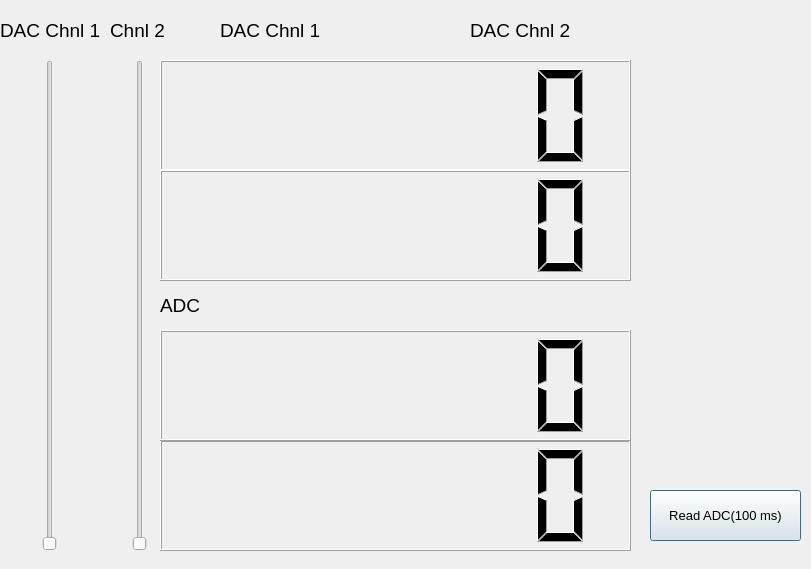
natashaiwscope/emulator_v0, file QT/DA/display.ui: the form before one commit.
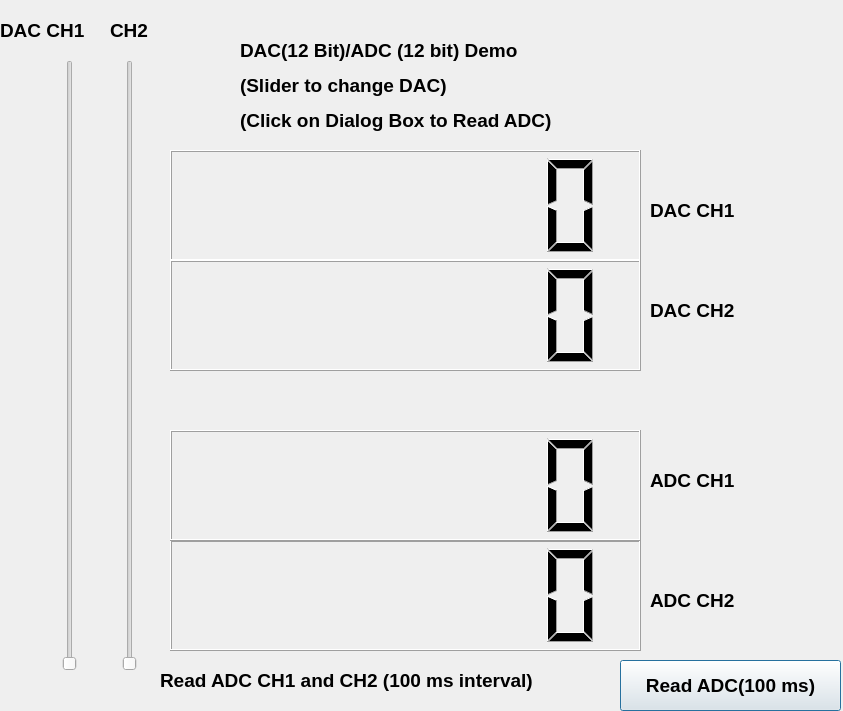
The form after the commit.

Commit message: Sun Dec 24 08:23:12 EST 2017

Diff of the .ui file:
```diff
--- a/QT/DA/display.ui
+++ b/QT/DA/display.ui
@@ -6,8 +6,8 @@
    <rect>
     <x>0</x>
     <y>0</y>
-    <width>811</width>
-    <height>569</height>
+    <width>843</width>
+    <height>711</height>
    </rect>
   </property>
   <property name="windowTitle">
@@ -16,10 +16,10 @@
   <widget class="QSlider" name="dacSliderCh1">
    <property name="geometry">
     <rect>
-     <x>40</x>
+     <x>60</x>
      <y>60</y>
      <width>20</width>
-     <height>491</height>
+     <height>611</height>
     </rect>
    </property>
    <property name="minimumSize">
@@ -38,10 +38,10 @@
   <widget class="QSlider" name="dacSliderCh2">
    <property name="geometry">
     <rect>
-     <x>130</x>
+     <x>120</x>
      <y>60</y>
      <width>20</width>
-     <height>491</height>
+     <height>611</height>
     </rect>
    </property>
    <property name="minimumSize">
@@ -60,93 +60,28 @@
   <widget class="QPushButton" name="readADCButton">
    <property name="geometry">
     <rect>
-     <x>650</x>
-     <y>490</y>
-     <width>151</width>
+     <x>620</x>
+     <y>660</y>
+     <width>221</width>
      <height>51</height>
     </rect>
    </property>
    <property name="font">
     <font>
-     <pointsize>10</pointsize>
-     <weight>50</weight>
-     <bold>false</bold>
+     <pointsize>14</pointsize>
+     <weight>75</weight>
+     <bold>true</bold>
     </font>
    </property>
    <property name="text">
     <string>Read ADC(100 ms)</string>
    </property>
   </widget>
-  <widget class="QLabel" name="label">
-   <property name="geometry">
-    <rect>
-     <x>0</x>
-     <y>10</y>
-     <width>111</width>
-     <height>41</height>
-    </rect>
-   </property>
-   <property name="text">
-    <string>&lt;html&gt;&lt;head/&gt;&lt;body&gt;&lt;p&gt;&lt;span style=&quot; font-size:14pt;&quot;&gt;DAC Chnl 1&lt;/span&gt;&lt;/p&gt;&lt;/body&gt;&lt;/html&gt;</string>
-   </property>
-  </widget>
-  <widget class="QLabel" name="label_2">
-   <property name="geometry">
-    <rect>
-     <x>110</x>
-     <y>10</y>
-     <width>61</width>
-     <height>41</height>
-    </rect>
-   </property>
-   <property name="text">
-    <string>&lt;html&gt;&lt;head/&gt;&lt;body&gt;&lt;p&gt;&lt;span style=&quot; font-size:14pt;&quot;&gt;Chnl 2&lt;/span&gt;&lt;/p&gt;&lt;/body&gt;&lt;/html&gt;</string>
-   </property>
-  </widget>
-  <widget class="QLabel" name="label_3">
-   <property name="geometry">
-    <rect>
-     <x>160</x>
-     <y>290</y>
-     <width>51</width>
-     <height>31</height>
-    </rect>
-   </property>
-   <property name="text">
-    <string>&lt;html&gt;&lt;head/&gt;&lt;body&gt;&lt;p&gt;&lt;span style=&quot; font-size:14pt;&quot;&gt;ADC&lt;/span&gt;&lt;/p&gt;&lt;/body&gt;&lt;/html&gt;</string>
-   </property>
-  </widget>
-  <widget class="QLabel" name="label_5">
-   <property name="geometry">
-    <rect>
-     <x>220</x>
-     <y>10</y>
-     <width>111</width>
-     <height>41</height>
-    </rect>
-   </property>
-   <property name="text">
-    <string>&lt;html&gt;&lt;head/&gt;&lt;body&gt;&lt;p&gt;&lt;span style=&quot; font-size:14pt;&quot;&gt;DAC Chnl 1&lt;/span&gt;&lt;/p&gt;&lt;/body&gt;&lt;/html&gt;</string>
-   </property>
-  </widget>
-  <widget class="QLabel" name="label_6">
-   <property name="geometry">
-    <rect>
-     <x>470</x>
-     <y>10</y>
-     <width>111</width>
-     <height>41</height>
-    </rect>
-   </property>
-   <property name="text">
-    <string>&lt;html&gt;&lt;head/&gt;&lt;body&gt;&lt;p&gt;&lt;span style=&quot; font-size:14pt;&quot;&gt;DAC Chnl 2&lt;/span&gt;&lt;/p&gt;&lt;/body&gt;&lt;/html&gt;</string>
-   </property>
-  </widget>
   <widget class="QLCDNumber" name="lcdDAC_Chnl1">
    <property name="geometry">
     <rect>
-     <x>160</x>
-     <y>60</y>
+     <x>170</x>
+     <y>150</y>
      <width>471</width>
      <height>111</height>
     </rect>
@@ -171,8 +106,8 @@
   <widget class="QLCDNumber" name="lcdDAC_Chnl2">
    <property name="geometry">
     <rect>
-     <x>160</x>
-     <y>170</y>
+     <x>170</x>
+     <y>260</y>
      <width>471</width>
      <height>111</height>
     </rect>
@@ -197,8 +132,8 @@
   <widget class="QLCDNumber" name="lcdADC_Chnl2">
    <property name="geometry">
     <rect>
-     <x>160</x>
-     <y>440</y>
+     <x>170</x>
+     <y>540</y>
      <width>471</width>
      <height>111</height>
     </rect>
@@ -223,8 +158,8 @@
   <widget class="QLCDNumber" name="lcdADC_Chnl1">
    <property name="geometry">
     <rect>
-     <x>160</x>
-     <y>330</y>
+     <x>170</x>
+     <y>430</y>
      <width>471</width>
      <height>111</height>
     </rect>
@@ -246,6 +181,110 @@
     <enum>QLCDNumber::Bin</enum>
    </property>
   </widget>
+  <widget class="QLabel" name="label_7">
+   <property name="geometry">
+    <rect>
+     <x>650</x>
+     <y>190</y>
+     <width>111</width>
+     <height>41</height>
+    </rect>
+   </property>
+   <property name="text">
+    <string>&lt;html&gt;&lt;head/&gt;&lt;body&gt;&lt;p&gt;&lt;span style=&quot; font-size:14pt; font-weight:600;&quot;&gt;DAC CH1&lt;/span&gt;&lt;/p&gt;&lt;/body&gt;&lt;/html&gt;</string>
+   </property>
+  </widget>
+  <widget class="QLabel" name="label_8">
+   <property name="geometry">
+    <rect>
+     <x>650</x>
+     <y>290</y>
+     <width>111</width>
+     <height>41</height>
+    </rect>
+   </property>
+   <property name="text">
+    <string>&lt;html&gt;&lt;head/&gt;&lt;body&gt;&lt;p&gt;&lt;span style=&quot; font-size:14pt; font-weight:600;&quot;&gt;DAC CH2&lt;/span&gt;&lt;/p&gt;&lt;/body&gt;&lt;/html&gt;</string>
+   </property>
+  </widget>
+  <widget class="QLabel" name="label_9">
+   <property name="geometry">
+    <rect>
+     <x>650</x>
+     <y>460</y>
+     <width>111</width>
+     <height>41</height>
+    </rect>
+   </property>
+   <property name="text">
+    <string>&lt;html&gt;&lt;head/&gt;&lt;body&gt;&lt;p&gt;&lt;span style=&quot; font-size:14pt; font-weight:600;&quot;&gt;ADC CH1&lt;/span&gt;&lt;/p&gt;&lt;/body&gt;&lt;/html&gt;</string>
+   </property>
+  </widget>
+  <widget class="QLabel" name="label_10">
+   <property name="geometry">
+    <rect>
+     <x>650</x>
+     <y>580</y>
+     <width>111</width>
+     <height>41</height>
+    </rect>
+   </property>
+   <property name="text">
+    <string>&lt;html&gt;&lt;head/&gt;&lt;body&gt;&lt;p&gt;&lt;span style=&quot; font-size:14pt; font-weight:600;&quot;&gt;ADC CH2&lt;/span&gt;&lt;/p&gt;&lt;/body&gt;&lt;/html&gt;</string>
+   </property>
+  </widget>
+  <widget class="QLabel" name="label_11">
+   <property name="geometry">
+    <rect>
+     <x>0</x>
+     <y>10</y>
+     <width>101</width>
+     <height>41</height>
+    </rect>
+   </property>
+   <property name="text">
+    <string>&lt;html&gt;&lt;head/&gt;&lt;body&gt;&lt;p&gt;&lt;span style=&quot; font-size:14pt; font-weight:600;&quot;&gt;DAC CH1&lt;/span&gt;&lt;/p&gt;&lt;/body&gt;&lt;/html&gt;</string>
+   </property>
+  </widget>
+  <widget class="QLabel" name="label_12">
+   <property name="geometry">
+    <rect>
+     <x>110</x>
+     <y>10</y>
+     <width>61</width>
+     <height>41</height>
+    </rect>
+   </property>
+   <property name="text">
+    <string>&lt;html&gt;&lt;head/&gt;&lt;body&gt;&lt;p&gt;&lt;span style=&quot; font-size:14pt; font-weight:600;&quot;&gt;CH2&lt;/span&gt;&lt;/p&gt;&lt;/body&gt;&lt;/html&gt;</string>
+   </property>
+  </widget>
+  <widget class="QLabel" name="label_13">
+   <property name="geometry">
+    <rect>
+     <x>240</x>
+     <y>10</y>
+     <width>451</width>
+     <height>151</height>
+    </rect>
+   </property>
+   <property name="text">
+    <string>&lt;html&gt;&lt;head/&gt;&lt;body&gt;&lt;p&gt;&lt;span style=&quot; font-size:14pt; font-weight:600;&quot;&gt;DAC(12 Bit)/ADC (12 bit) Demo&lt;/span&gt;&lt;/p&gt;&lt;p&gt;&lt;span style=&quot; font-size:14pt; font-weight:600;&quot;&gt;(Slider to change DAC)&lt;/span&gt;&lt;/p&gt;&lt;p&gt;&lt;span style=&quot; font-size:14pt; font-weight:600;&quot;&gt;(Click on Dialog Box to Read ADC)&lt;/span&gt;&lt;/p&gt;&lt;/body&gt;&lt;/html&gt;</string>
+   </property>
+  </widget>
+  <widget class="QLabel" name="label_14">
+   <property name="geometry">
+    <rect>
+     <x>160</x>
+     <y>660</y>
+     <width>451</width>
+     <height>41</height>
+    </rect>
+   </property>
+   <property name="text">
+    <string>&lt;html&gt;&lt;head/&gt;&lt;body&gt;&lt;p&gt;&lt;span style=&quot; font-size:14pt; font-weight:600;&quot;&gt;Read ADC CH1 and CH2 (100 ms interval)&lt;/span&gt;&lt;/p&gt;&lt;/body&gt;&lt;/html&gt;</string>
+   </property>
+  </widget>
  </widget>
  <resources/>
  <connections/>
```
The commit also changes 1 other file.
